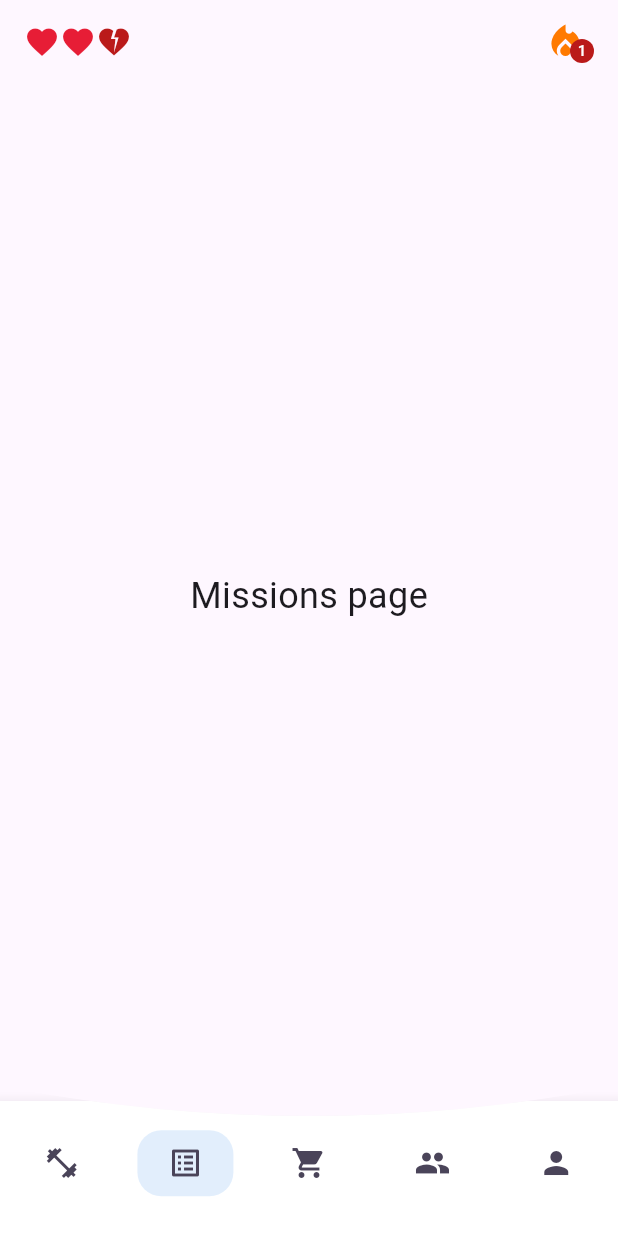
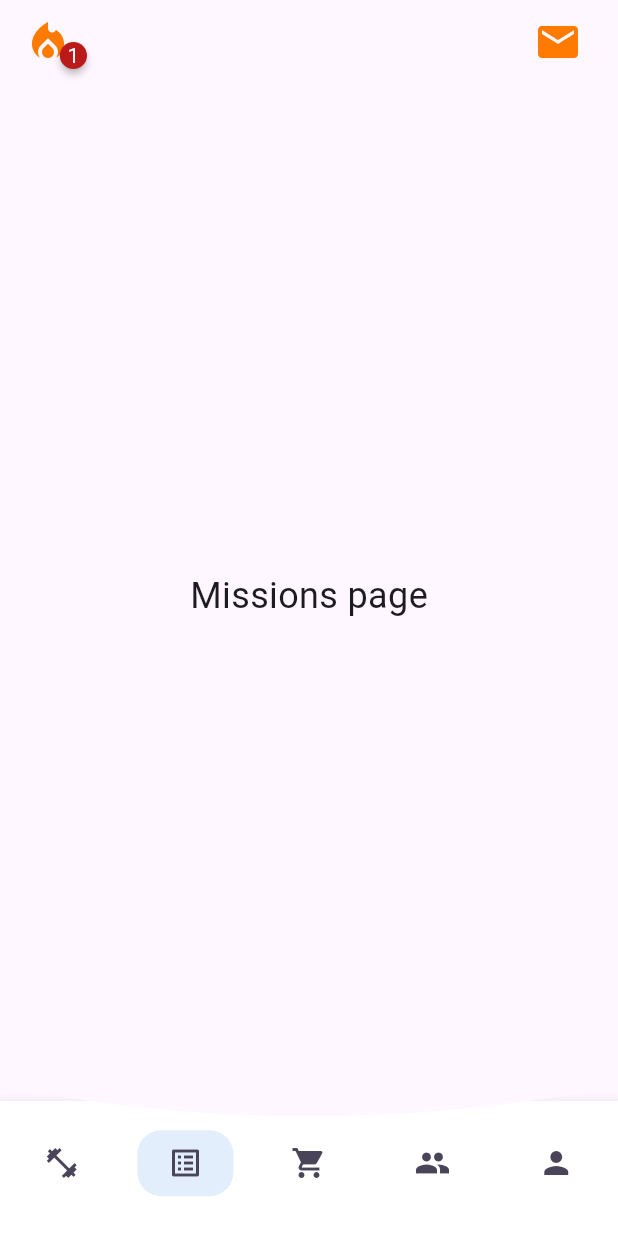
Before and after one commit to Playfit-app/Playfit, a Flutter app: the HomePage screen opened by its route, item 2 of the bottom bar chosen, on a phone screen of 412 x 824 dp. Run offline on Flutter 3.47's test engine with Material 3 defaults, Android fonts, the phone set to English and light mode, and no system bars; drawn by our look-alikes of badges; our stand-ins replace camera, carousel_slider, firebase_core, firebase_messaging, fl_chart, flutter_dotenv and 5 more; missing offline and left inert: google_mlkit_pose_detection; accounts and stored records are empty; network calls fail.

```diff
--- a/playfit-mobile/playfit/lib/components/top_bar.dart
+++ b/playfit-mobile/playfit/lib/components/top_bar.dart
@@ -1,38 +1,65 @@
 import 'package:flutter/material.dart';
+import 'package:provider/provider.dart';
+import 'package:playfit/providers/notification_provider.dart';
+import 'package:badges/badges.dart' as badges;
 
 class TopBar extends StatelessWidget {
   const TopBar({super.key});
 
   @override
   Widget build(BuildContext context) {
-    return const Row(
-      mainAxisAlignment: MainAxisAlignment.spaceBetween,
+    return Row(
+      mainAxisAlignment: MainAxisAlignment.start,
       children: [
-        Row(
-          children: [
-            Icon(Icons.favorite, color: Color.fromARGB(255, 231, 29, 54)),
-            Icon(Icons.favorite, color: Color.fromARGB(255, 231, 29, 54)),
-            Icon(Icons.heart_broken, color: Color.fromARGB(255, 186, 26, 26)),
-          ],
+        // Row(
+        //   children: [
+        //     Icon(Icons.favorite, color: Color.fromARGB(255, 231, 29, 54)),
+        //     Icon(Icons.favorite, color: Color.fromARGB(255, 231, 29, 54)),
+        //     Icon(Icons.heart_broken, color: Color.fromARGB(255, 186, 26, 26)),
+        //   ],
+        // ),
+        badges.Badge(
+          position: badges.BadgePosition.bottomEnd(),
+          badgeContent: const Text(
+            '1',
+            style: TextStyle(color: Colors.white),
+          ),
+          badgeStyle: const badges.BadgeStyle(
+            badgeColor: Color.fromARGB(255, 186, 26, 26),
+            padding: EdgeInsets.all(5),
+          ),
+          child: const Icon(
+            Icons.local_fire_department,
+            color: Color.fromARGB(255, 255, 122, 0),
+            size: 32,
+          ),
         ),
-        Stack(
-          children: [
-            Padding(
-              padding: EdgeInsets.only(right: 5),
-              child: Icon(Icons.local_fire_department,
-                  color: Color.fromARGB(255, 255, 122, 0), size: 28),
-            ),
-            Positioned(
-              right: 0,
-              bottom: 0,
-              child: CircleAvatar(
-                backgroundColor: Color.fromARGB(255, 186, 26, 26),
-                radius: 8,
-                child: Text('1',
-                    style: TextStyle(fontSize: 10, color: Colors.white)),
+        Spacer(),
+        Consumer<NotificationProvider>(
+          builder: (context, notificationProvider, _) {
+            return badges.Badge(
+              position: badges.BadgePosition.bottomEnd(bottom: 0, end: 0),
+              showBadge: notificationProvider.unreadCount > 0,
+              badgeContent: Text(
+                '${notificationProvider.unreadCount}',
+                style: const TextStyle(color: Colors.white, fontSize: 10),
               ),
-            )
-          ],
+              badgeStyle: const badges.BadgeStyle(
+                badgeColor: Color.fromARGB(255, 186, 26, 26),
+                padding: EdgeInsets.all(5),
+              ),
+              child: IconButton(
+                icon: const Icon(
+                  Icons.mail,
+                  size: 32,
+                  color: Color.fromARGB(255, 255, 122, 0),
+                ),
+                onPressed: () {
+                  Navigator.pushNamed(context, '/notifications');
+                },
+              ),
+            );
+          },
         ),
       ],
     );
--- a/playfit-mobile/playfit/lib/main.dart
+++ b/playfit-mobile/playfit/lib/main.dart
@@ -11,6 +11,7 @@ import 'package:playfit/authentification/registration_page.dart';
 import 'package:playfit/home_page.dart';
 import 'package:playfit/profile_page.dart';
 import 'package:playfit/camera_page.dart';
+import 'package:playfit/notification_page.dart';
 
 void main() async {
   WidgetsFlutterBinding.ensureInitialized();
@@ -52,6 +53,7 @@ class MyApp extends StatelessWidget {
         '/home': (context) => const HomePage(), // Route to home page
         '/profile': (context) => const ProfilePage(), // Route to profile page
         '/camera': (context) => const CameraView(), // Route to camera page
+        '/notifications': (context) => const NotificationPage(),
       },
     );
   }
--- a/playfit-mobile/playfit/pubspec.yaml
+++ b/playfit-mobile/playfit/pubspec.yaml
@@ -52,6 +52,7 @@ dependencies:
   firebase_messaging: ^15.2.4
   flutter_local_notifications: ^18.0.1
   timeago: ^3.2.2
+  badges: ^3.1.2
 
 dev_dependencies:
   flutter_test:
```
Also changed, not shown: playfit-mobile/playfit/lib/notification_page.dart (added, +41 -0 lines), playfit-mobile/playfit/lib/providers/notification_provider.dart (+17 -1 lines), playfit-mobile/playfit/pubspec.lock.
